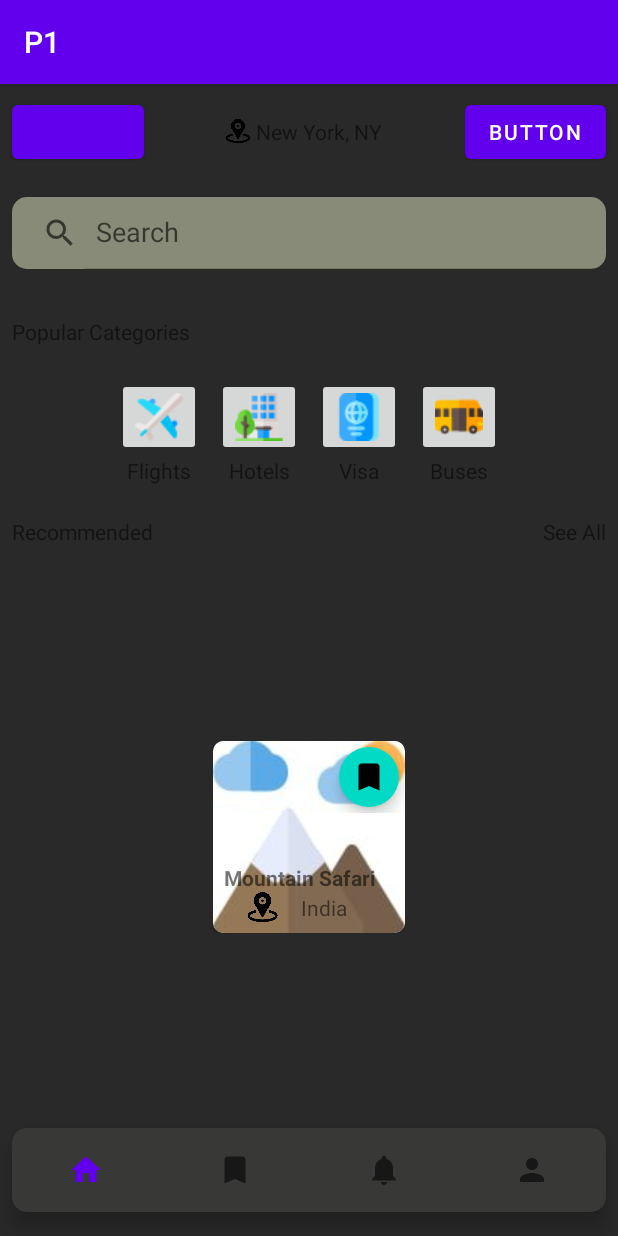
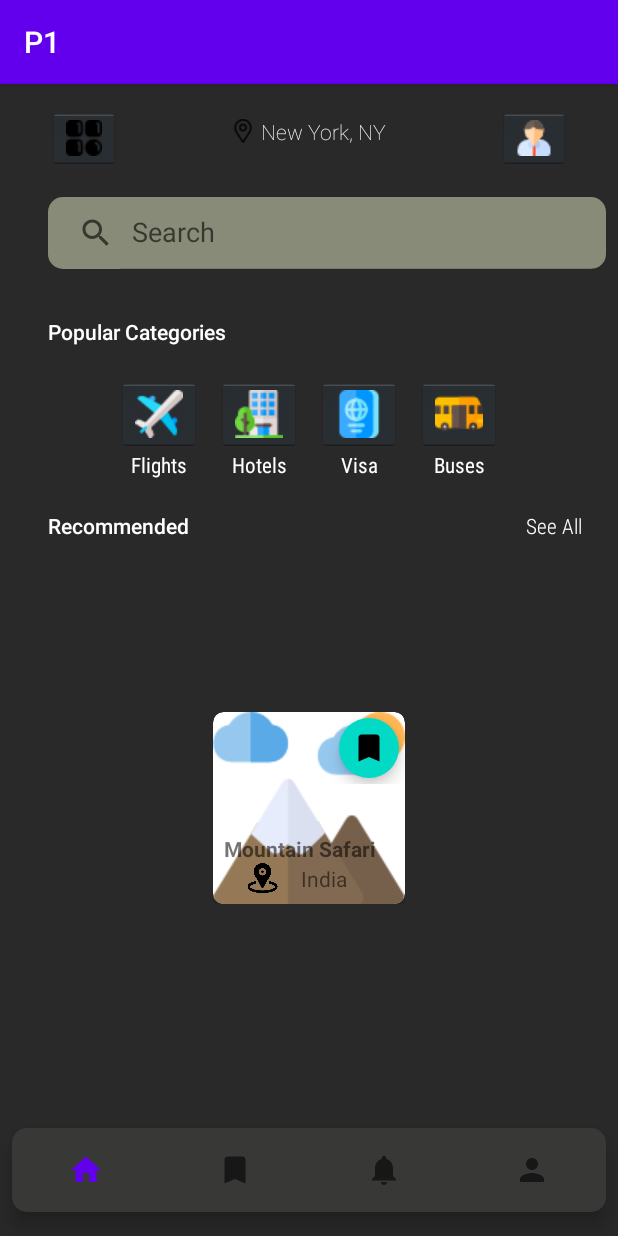
Before and after one commit to Alireza1044/mobile-p1, an Android app: the screen it shows after launch (MainActivity), on a phone screen of 412 x 824 dp. Run offline under Robolectric (Android 15) with nearby library versions, the phone set to English and light mode, and no system bars.

Commit message:
Fix fonts and margins

```diff
--- a/app/src/main/res/layout/activity_main.xml
+++ b/app/src/main/res/layout/activity_main.xml
@@ -4,27 +4,32 @@
     xmlns:tools="http://schemas.android.com/tools"
     android:layout_width="match_parent"
     android:layout_height="match_parent"
+    android:background="@drawable/background"
+    app:layout_insetEdge="none"
     tools:context=".MainActivity">
 
-    <Button
+    <ImageButton
         android:id="@+id/button"
+        style="@android:style/Widget.Holo.ImageButton"
         android:layout_width="wrap_content"
         android:layout_height="wrap_content"
-        android:layout_marginStart="8dp"
-        android:layout_marginTop="8dp"
+        android:layout_marginStart="32dp"
+        android:layout_marginTop="16dp"
         app:layout_constraintStart_toStartOf="parent"
-        app:layout_constraintTop_toTopOf="parent" />
+        app:layout_constraintTop_toTopOf="parent"
+        app:srcCompat="@drawable/menu" />
 
 
-    <Button
+    <ImageButton
         android:id="@+id/button2"
+        style="@android:style/Widget.Holo.ImageButton"
         android:layout_width="wrap_content"
         android:layout_height="wrap_content"
-        android:layout_marginTop="8dp"
-        android:layout_marginEnd="8dp"
-        android:text="Button"
+        android:layout_marginTop="16dp"
+        android:layout_marginEnd="32dp"
         app:layout_constraintEnd_toEndOf="parent"
-        app:layout_constraintTop_toTopOf="parent" />
+        app:layout_constraintTop_toTopOf="parent"
+        app:srcCompat="@drawable/profile" />
 
     <LinearLayout
         android:id="@+id/linearLayout"
@@ -35,7 +40,9 @@
         android:gravity="center"
         android:orientation="horizontal"
         android:showDividers="middle"
+        app:layout_constraintBottom_toTopOf="@+id/searchView"
         app:layout_constraintEnd_toStartOf="@+id/button2"
+        app:layout_constraintHorizontal_bias="0.5"
         app:layout_constraintStart_toEndOf="@+id/button"
         app:layout_constraintTop_toTopOf="parent">
 
@@ -44,26 +51,29 @@
             android:layout_width="20dp"
             android:layout_height="20dp"
             android:padding="2dp"
-            app:srcCompat="@drawable/location_icon_android_15" />
+            app:srcCompat="@drawable/location" />
 
         <TextView
             android:id="@+id/textView"
             android:layout_width="wrap_content"
             android:layout_height="wrap_content"
+            android:fontFamily="sans-serif-thin"
             android:padding="2dp"
-            android:text="@string/location" />
+            android:text="@string/location"
+            android:textColor="@color/white"
+            app:autoSizeTextType="uniform" />
     </LinearLayout>
 
     <SearchView
         android:id="@+id/searchView"
         android:layout_width="0dp"
         android:layout_height="wrap_content"
-        android:layout_marginStart="8dp"
+        android:layout_marginStart="32dp"
         android:layout_marginTop="32dp"
         android:layout_marginEnd="8dp"
+        android:background="@drawable/bg_white_rounded"
+        android:iconifiedByDefault="false"
         android:queryHint="Search"
-        android:iconifiedByDefault="false"
-        android:background="@drawable/bg_white_rounded"
         app:layout_constraintEnd_toEndOf="parent"
         app:layout_constraintStart_toStartOf="parent"
         app:layout_constraintTop_toBottomOf="@+id/linearLayout" />
@@ -72,9 +82,12 @@
         android:id="@+id/textView2"
         android:layout_width="wrap_content"
         android:layout_height="wrap_content"
-        android:layout_marginStart="8dp"
+        android:layout_marginStart="32dp"
         android:layout_marginTop="32dp"
+        android:fontFamily="sans-serif-medium"
         android:text="@string/button_category"
+        android:textColor="@color/white"
+        app:autoSizeTextType="uniform"
         app:layout_constraintStart_toStartOf="parent"
         app:layout_constraintTop_toBottomOf="@+id/searchView" />
 
@@ -114,6 +127,7 @@
 
             <ImageButton
                 android:id="@+id/imageButton1"
+                style="@android:style/Widget.Holo.ImageButton"
                 android:layout_width="match_parent"
                 android:layout_height="wrap_content"
                 app:srcCompat="@drawable/plane" />
@@ -121,8 +135,11 @@
             <TextView
                 android:layout_width="match_parent"
                 android:layout_height="wrap_content"
+                android:fontFamily="sans-serif-condensed"
                 android:gravity="center"
-                android:text="@string/flights_category_text" />
+                android:text="@string/flights_category_text"
+                android:textColor="@color/white"
+                app:autoSizeTextType="uniform" />
         </LinearLayout>
 
         <LinearLayout
@@ -133,6 +150,7 @@
 
             <ImageButton
                 android:id="@+id/imageButton2"
+                style="@android:style/Widget.Holo.ImageButton"
                 android:layout_width="match_parent"
                 android:layout_height="wrap_content"
                 app:srcCompat="@drawable/hotel" />
@@ -140,8 +158,11 @@
             <TextView
                 android:layout_width="match_parent"
                 android:layout_height="wrap_content"
+                android:fontFamily="sans-serif-condensed"
                 android:gravity="center"
-                android:text="@string/hotels_category_text" />
+                android:text="@string/hotels_category_text"
+                android:textColor="@color/white"
+                app:autoSizeTextType="uniform" />
         </LinearLayout>
 
         <LinearLayout
@@ -152,6 +173,7 @@
 
             <ImageButton
                 android:id="@+id/imageButton3"
+                style="@android:style/Widget.Holo.ImageButton"
                 android:layout_width="match_parent"
                 android:layout_height="wrap_content"
                 app:srcCompat="@drawable/passport" />
@@ -159,8 +181,11 @@
             <TextView
                 android:layout_width="match_parent"
                 android:layout_height="wrap_content"
+                android:fontFamily="sans-serif-condensed"
                 android:gravity="center"
-                android:text="@string/visa_category_text" />
+                android:text="@string/visa_category_text"
+                android:textColor="@color/white"
+                app:autoSizeTextType="uniform" />
         </LinearLayout>
 
         <LinearLayout
@@ -171,6 +196,7 @@
 
             <ImageButton
                 android:id="@+id/imageButton4"
+                style="@android:style/Widget.Holo.ImageButton"
                 android:layout_width="match_parent"
                 android:layout_height="wrap_content"
                 app:srcCompat="@drawable/bus" />
@@ -178,8 +204,11 @@
             <TextView
                 android:layout_width="match_parent"
                 android:layout_height="wrap_content"
+                android:fontFamily="sans-serif-condensed"
                 android:gravity="center"
-                android:text="@string/buses_category_text" />
+                android:text="@string/buses_category_text"
+                android:textColor="@color/white"
+                app:autoSizeTextType="uniform" />
         </LinearLayout>
 
     </LinearLayout>
@@ -188,9 +217,12 @@
         android:id="@+id/textView4"
         android:layout_width="wrap_content"
         android:layout_height="wrap_content"
-        android:layout_marginStart="8dp"
+        android:layout_marginStart="32dp"
         android:layout_marginTop="16dp"
+        android:fontFamily="sans-serif-medium"
         android:text="@string/button_recommended"
+        android:textColor="@color/white"
+        app:autoSizeTextType="uniform"
         app:layout_constraintStart_toStartOf="parent"
         app:layout_constraintTop_toBottomOf="@+id/linearLayout3" />
 
@@ -199,11 +231,13 @@
         android:layout_width="wrap_content"
         android:layout_height="wrap_content"
         android:layout_marginTop="16dp"
-        android:layout_marginEnd="8dp"
+        android:layout_marginEnd="24dp"
+        android:fontFamily="sans-serif-condensed-light"
         android:text="@string/button_see_all"
+        android:textColor="@color/white"
+        app:autoSizeTextType="uniform"
         app:layout_constraintEnd_toEndOf="parent"
         app:layout_constraintTop_toBottomOf="@+id/linearLayout3" />
-
 
 
     <LinearLayout
@@ -212,8 +246,9 @@
         android:orientation="horizontal"
         app:layout_constraintBottom_toTopOf="@+id/bottomNavigationView"
         app:layout_constraintEnd_toEndOf="parent"
+        app:layout_constraintHorizontal_bias="0.5"
         app:layout_constraintStart_toStartOf="parent"
-        app:layout_constraintTop_toBottomOf="@+id/textView4">
+        app:layout_constraintTop_toBottomOf="@+id/linearLayout3">
 
         <androidx.cardview.widget.CardView
             android:layout_width="wrap_content"
@@ -225,7 +260,7 @@
             <RelativeLayout
                 android:layout_width="wrap_content"
                 android:layout_height="match_parent"
-                android:background="@drawable/photo_2021_04_05_20_25_27" />
+                android:background="@drawable/mountain" />
 
             <FrameLayout
                 android:layout_width="match_parent"
@@ -265,7 +300,7 @@
                         android:layout_height="wrap_content"
                         android:layout_gravity="bottom"
                         android:text="Mountain Safari"
-                        android:textStyle="bold"/>
+                        android:textStyle="bold" />
 
                     <LinearLayout
                         android:layout_width="match_parent"
```
Also changed, not shown: app/src/main/res/drawable/location.png (added), app/src/main/res/drawable/menu.png (added), app/src/main/res/drawable/mountain.png (added), app/src/main/res/drawable/profile.png (added).
